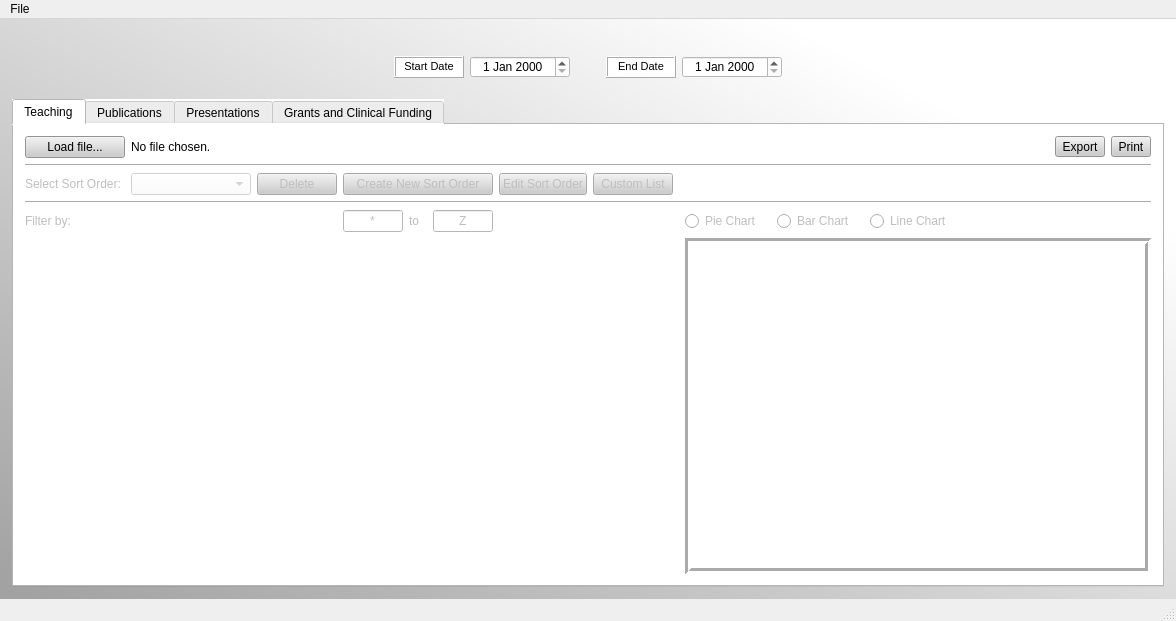
JamesG-Walsh/Peachy-Galaxy, file AcuitySTAR/src/gui/mainwindow.ui: the form before one commit.
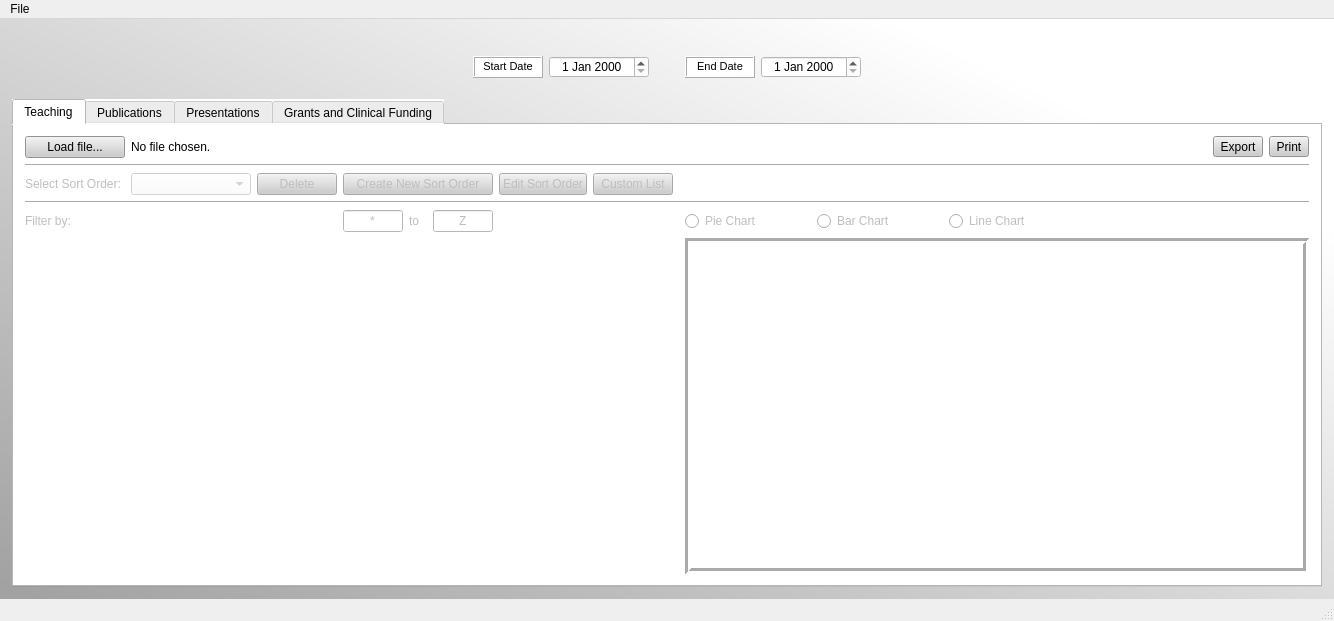
The form after the commit. The open tabs and pages were chosen to show the change. Icons and pictures are not drawn. Custom widgets are drawn as their Qt base class.

Commit message: add test cases for edit sort order

Diff of the .ui file:
```diff
--- a/AcuitySTAR/src/gui/mainwindow.ui
+++ b/AcuitySTAR/src/gui/mainwindow.ui
@@ -6,7 +6,7 @@
    <rect>
     <x>0</x>
     <y>0</y>
-    <width>1176</width>
+    <width>1334</width>
     <height>621</height>
    </rect>
   </property>
@@ -2585,8 +2585,8 @@
     <rect>
      <x>0</x>
      <y>0</y>
-     <width>1176</width>
-     <height>21</height>
+     <width>1334</width>
+     <height>22</height>
     </rect>
    </property>
    <widget class="QMenu" name="menuFile">
```
Left out of the diff: 2 changed lines with no effect on the pictures. The commit also changes 2 other files.
